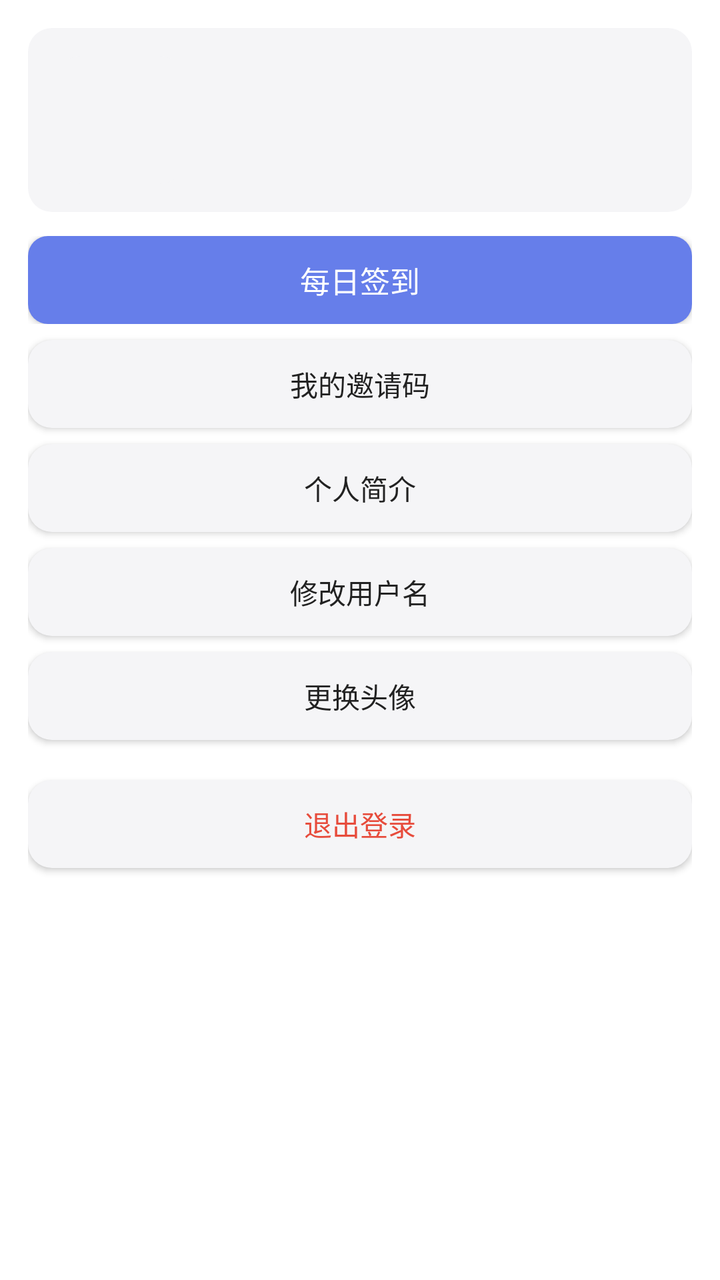
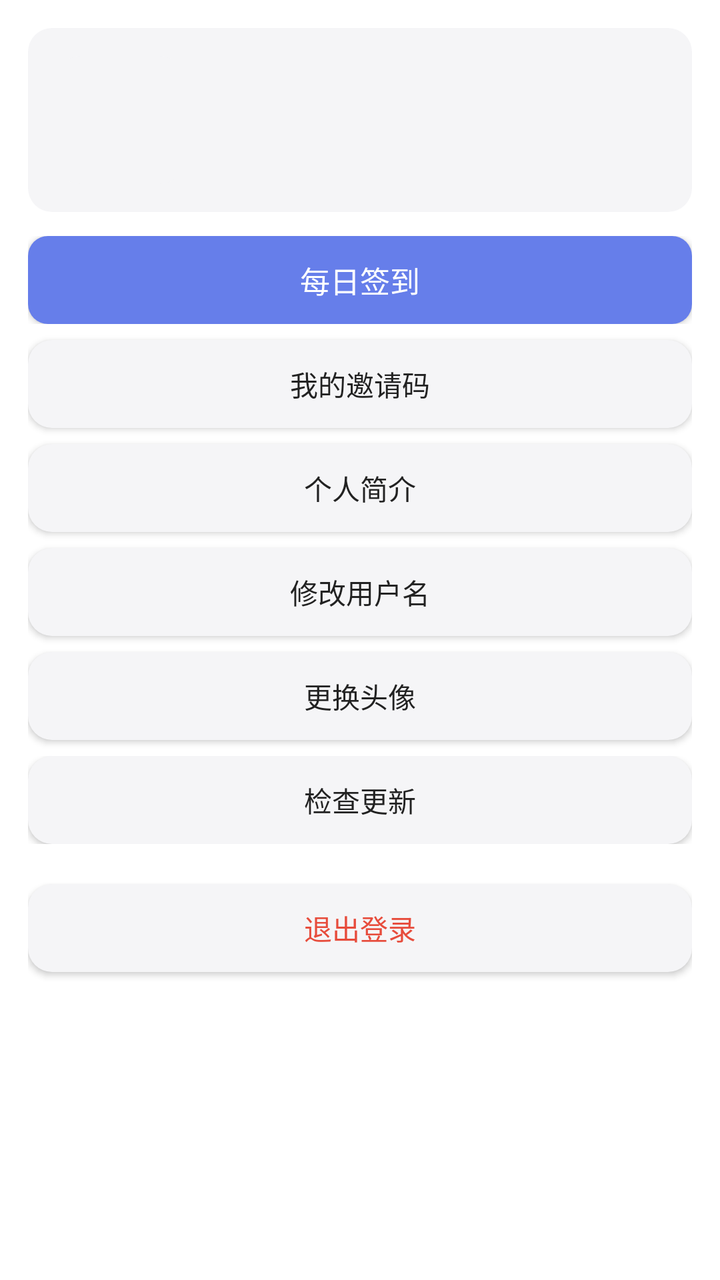

Before-and-after screenshots of an Android layout around one commit, followed by the original layout XML and the change that was made.
<!-- AndroidManifest.xml: application theme AppTheme -->
<!-- res/layout/frag_me.xml -->
<?xml version="1.0" encoding="utf-8"?>
<ScrollView xmlns:android="http://schemas.android.com/apk/res/android"
    android:layout_width="match_parent"
    android:layout_height="match_parent"
    >

    <LinearLayout
        android:layout_width="match_parent"
        android:layout_height="wrap_content"
        android:orientation="vertical"
        android:padding="14dp">

        <LinearLayout
            android:layout_width="match_parent"
            android:layout_height="wrap_content"
            android:background="@drawable/bg_card"
            android:gravity="center_vertical"
            android:orientation="horizontal"
            android:padding="14dp">

            <ImageView
                android:id="@+id/ivAvatar"
                android:layout_width="64dp"
                android:layout_height="64dp"
                android:background="@drawable/bg_card"
                android:contentDescription="@string/tab_me"
                android:scaleType="centerCrop" />

            <LinearLayout
                android:layout_width="0dp"
                android:layout_height="wrap_content"
                android:layout_marginLeft="12dp"
                android:layout_weight="1"
                android:orientation="vertical">

                <TextView
                    android:id="@+id/tvName"
                    android:layout_width="wrap_content"
                    android:layout_height="wrap_content"
                    android:textColor="@color/text"
                    android:textSize="17sp"
                    android:textStyle="bold" />

                <TextView
                    android:id="@+id/tvUid"
                    android:layout_width="wrap_content"
                    android:layout_height="wrap_content"
                    android:layout_marginTop="2dp"
                    android:textColor="@color/text_sub"
                    android:textSize="11sp" />

                <TextView
                    android:id="@+id/tvBio"
                    android:layout_width="wrap_content"
                    android:layout_height="wrap_content"
                    android:layout_marginTop="3dp"
                    android:textColor="@color/text_sub"
                    android:textSize="12sp" />
            </LinearLayout>

            <TextView
                android:id="@+id/tvPts"
                android:layout_width="wrap_content"
                android:layout_height="wrap_content"
                android:textColor="@color/gold"
                android:textSize="15sp"
                android:textStyle="bold" />
        </LinearLayout>

        <FrameLayout
            android:layout_width="match_parent"
            android:layout_height="44dp"
            android:layout_marginTop="12dp">

            <Button
                android:id="@+id/btnSign"
                android:layout_width="match_parent"
                android:layout_height="44dp"
                android:background="@drawable/bg_btn"
                android:text="@string/sec_sign"
                android:textColor="@color/text_light"
                android:textSize="15sp" />

            <ProgressBar
                android:id="@+id/pbSign"
                android:layout_width="30dp"
                android:layout_height="30dp"
                android:layout_gravity="center"
                android:visibility="gone" />
        </FrameLayout>

        <Button
            android:id="@+id/btnInvite"
            android:layout_width="match_parent"
            android:layout_height="44dp"
            android:layout_marginTop="8dp"
            android:background="@drawable/bg_card"
            android:text="@string/me_invite"
            android:textColor="@color/text"
            android:textSize="14sp" />

        <Button
            android:id="@+id/btnBio"
            android:layout_width="match_parent"
            android:layout_height="44dp"
            android:layout_marginTop="8dp"
            android:background="@drawable/bg_card"
            android:text="@string/me_bio"
            android:textColor="@color/text"
            android:textSize="14sp" />

        <Button
            android:id="@+id/btnRename"
            android:layout_width="match_parent"
            android:layout_height="44dp"
            android:layout_marginTop="8dp"
            android:background="@drawable/bg_card"
            android:text="@string/me_rename"
            android:textColor="@color/text"
            android:textSize="14sp" />

        <Button
            android:id="@+id/btnAvatar"
            android:layout_width="match_parent"
            android:layout_height="44dp"
            android:layout_marginTop="8dp"
            android:background="@drawable/bg_card"
            android:text="更换头像"
            android:textColor="@color/text"
            android:textSize="14sp" />

        <Button
            android:id="@+id/btnLogout"
            android:layout_width="match_parent"
            android:layout_height="44dp"
            android:layout_marginTop="20dp"
            android:background="@drawable/bg_card"
            android:text="@string/me_logout"
            android:textColor="@color/danger"
            android:textSize="14sp" />

        <TextView
            android:id="@+id/tvVer"
            android:layout_width="match_parent"
            android:layout_height="wrap_content"
            android:layout_marginTop="16dp"
            android:gravity="center"
            android:textColor="@color/text_sub"
            android:textSize="11sp" />
    </LinearLayout>
</ScrollView>
<!-- resources referenced by this layout -->
<resources>
  <color name="danger">#E74C3C</color>
  <color name="gold">#E8B923</color>
  <color name="text">#222222</color>
  <color name="text_light">#FFFFFF</color>
  <color name="text_sub">#8A8A94</color>
  <!-- drawable bg_btn (drawable) -->
  <?xml version="1.0" encoding="utf-8"?>
  <shape xmlns:android="http://schemas.android.com/apk/res/android" android:shape="rectangle">
      <solid android:color="@color/accent" />
      <corners android:radius="10dp" />
  </shape>
  <!-- drawable bg_card (drawable) -->
  <?xml version="1.0" encoding="utf-8"?>
  <shape xmlns:android="http://schemas.android.com/apk/res/android" android:shape="rectangle">
      <solid android:color="@color/bg_panel" />
      <corners android:radius="12dp" />
  </shape>
  <string name="me_bio">个人简介</string>
  <string name="me_invite">我的邀请码</string>
  <string name="me_logout">退出登录</string>
  <string name="me_rename">修改用户名</string>
  <string name="sec_sign">每日签到</string>
  <string name="tab_me">我的</string>
  <style name="AppTheme" parent="@android:style/Theme.Material.Light.NoActionBar">
          <item name="android:colorPrimary">@color/primary</item>
          <item name="android:colorPrimaryDark">@color/primaryDark</item>
          <item name="android:colorAccent">@color/accent</item>
          <item name="android:windowBackground">@color/bg</item>
          <item name="android:statusBarColor">@color/primaryDark</item>
          <item name="android:windowLightStatusBar">false</item>
      </style>
  <color name="accent">#667EEA</color>
  <color name="bg_panel">#F5F5F7</color>
  <color name="primary">#2B2B40</color>
  <color name="primaryDark">#1B1B28</color>
  <color name="bg">#FFFFFF</color>
</resources>

<!-- the commit's change to res/layout/frag_me.xml (unified diff, before → after) -->
@@ -129,6 +129,28 @@
             android:textColor="@color/text"
             android:textSize="14sp" />
 
+        <FrameLayout
+            android:layout_width="match_parent"
+            android:layout_height="44dp"
+            android:layout_marginTop="8dp">
+
+            <Button
+                android:id="@+id/btnUpdate"
+                android:layout_width="match_parent"
+                android:layout_height="44dp"
+                android:background="@drawable/bg_card"
+                android:text="检查更新"
+                android:textColor="@color/text"
+                android:textSize="14sp" />
+
+            <ProgressBar
+                android:id="@+id/pbUpdate"
+                android:layout_width="26dp"
+                android:layout_height="26dp"
+                android:layout_gravity="center"
+                android:visibility="gone" />
+        </FrameLayout>
+
         <Button
             android:id="@+id/btnLogout"
             android:layout_width="match_parent"
